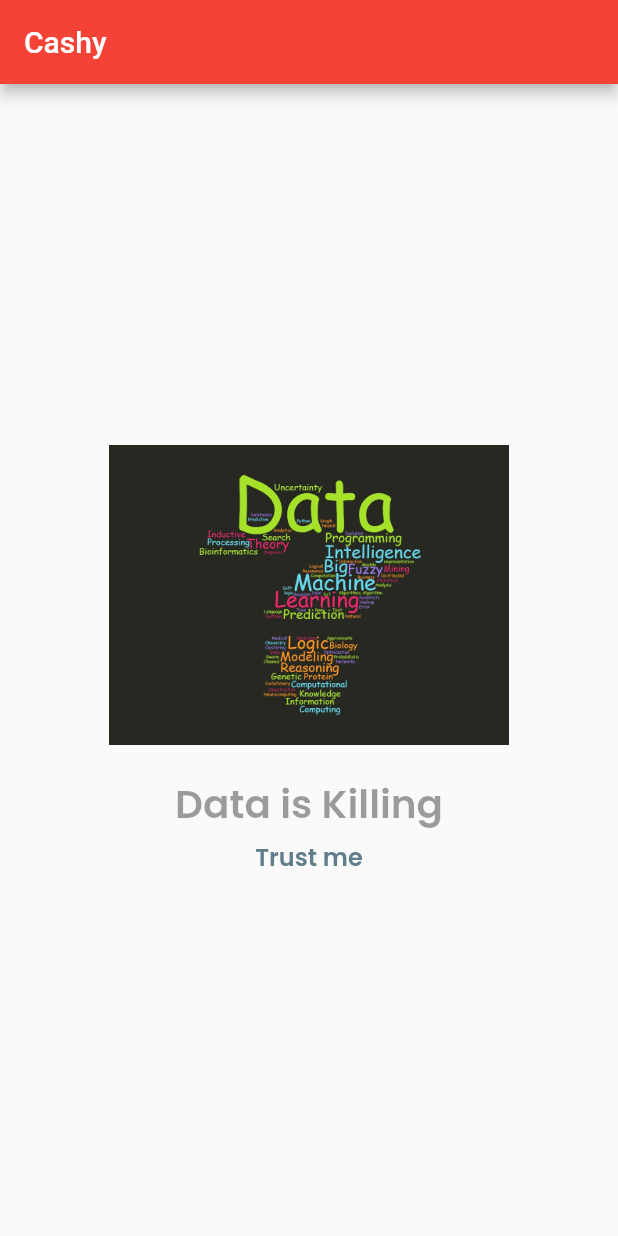
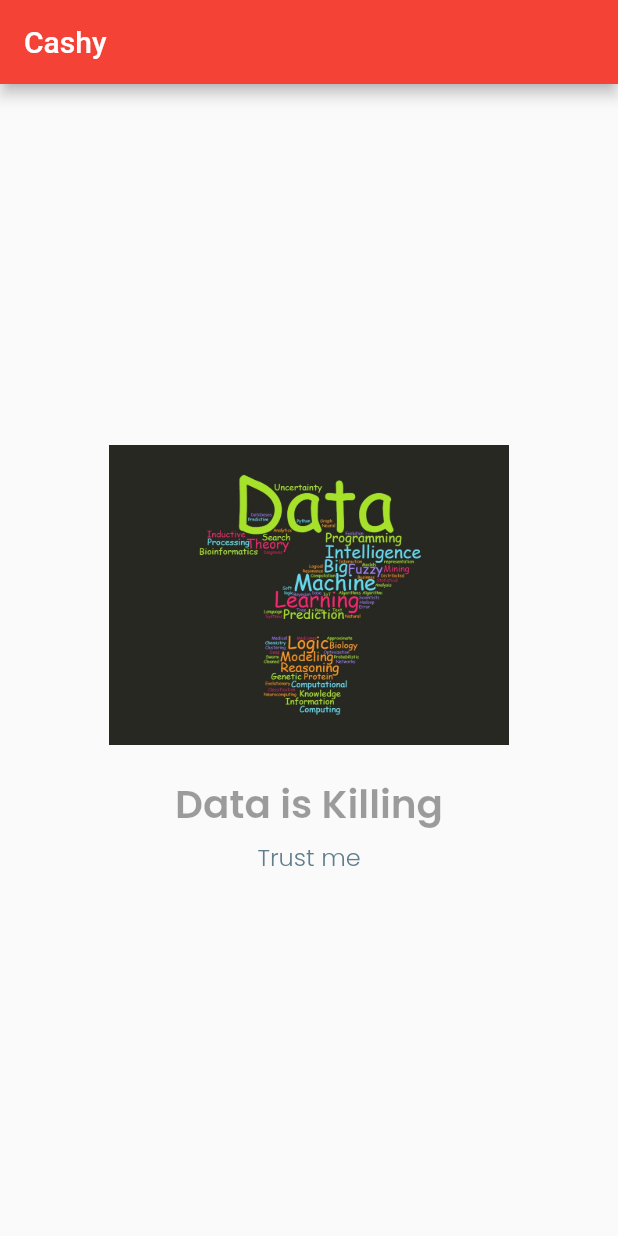
Before and after one commit to aprxty3/ReLearn, a Flutter app: the screen it shows after launch, on a phone screen of 412 x 824 dp. Run offline on Flutter 3.47's test engine with Material 2 defaults, Android fonts, the light colour scheme and no system bars.

```diff
--- a/lib/fontstyle.dart
+++ b/lib/fontstyle.dart
@@ -1,13 +1,14 @@
 import 'package:flutter/material.dart';
 
 TextStyle mainHeader = const TextStyle(
-  fontSize: 26,
-  color: Colors.black38,
-  fontFamily: 'Poppins',
-);
+    fontSize: 26,
+    color: Colors.black38,
+    fontFamily: 'Poppins',
+    fontWeight: FontWeight.w700);
 
 TextStyle subHeader = const TextStyle(
   fontSize: 16,
   color: Colors.blueGrey,
   fontFamily: 'Poppins',
+  fontWeight: FontWeight.w300,
 );
--- a/pubspec.yaml
+++ b/pubspec.yaml
@@ -77,6 +77,9 @@ flutter:
     - family: Poppins
       fonts:
         - asset: assets/fonts/Poppins-SemiBold.ttf
+          weight: 700
+        - asset: assets/fonts/Poppins-Light.ttf
+          weight: 300
   #       - asset: fonts/Schyler-Italic.ttf
   #         style: italic
   #   - family: Trajan Pro
```
